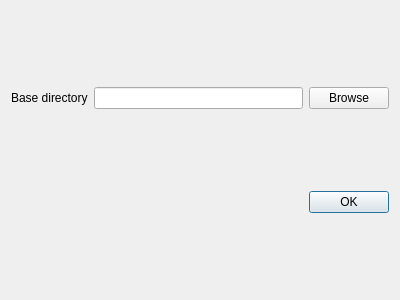
This is src/QlrBrowser/ui/qlrbrowser_settingsdialog_base.ui in Septima/qgis-qlrbrowser as Qt 5 draws it before an edit. The edited form follows.
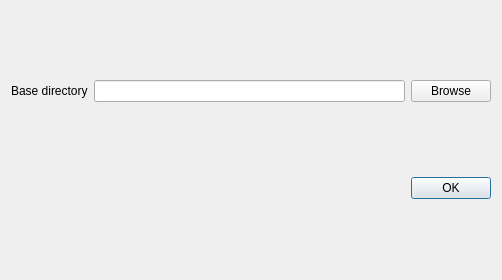
This is the edited form.

Commit message:
Enlarge settings dialog a bit
Fixes #2

```diff
--- a/src/QlrBrowser/ui/qlrbrowser_settingsdialog_base.ui
+++ b/src/QlrBrowser/ui/qlrbrowser_settingsdialog_base.ui
@@ -6,8 +6,8 @@
    <rect>
     <x>0</x>
     <y>0</y>
-    <width>400</width>
-    <height>300</height>
+    <width>502</width>
+    <height>280</height>
    </rect>
   </property>
   <property name="windowTitle">
```
Left out of the diff: 2 changed lines with no effect on the pictures.
